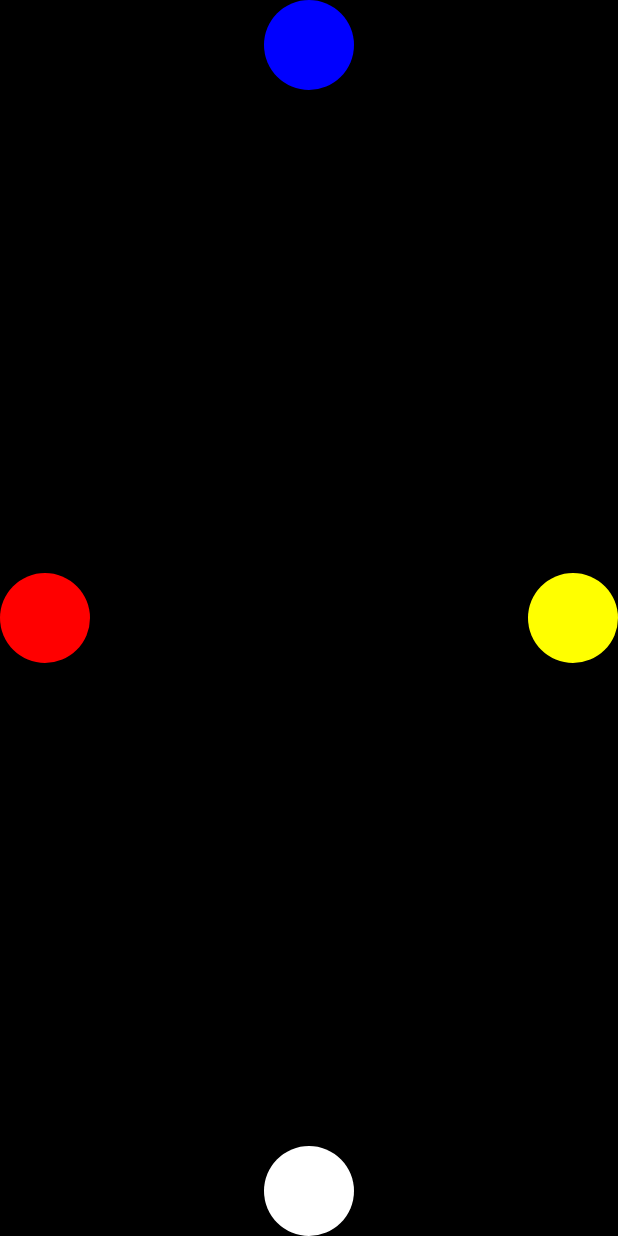
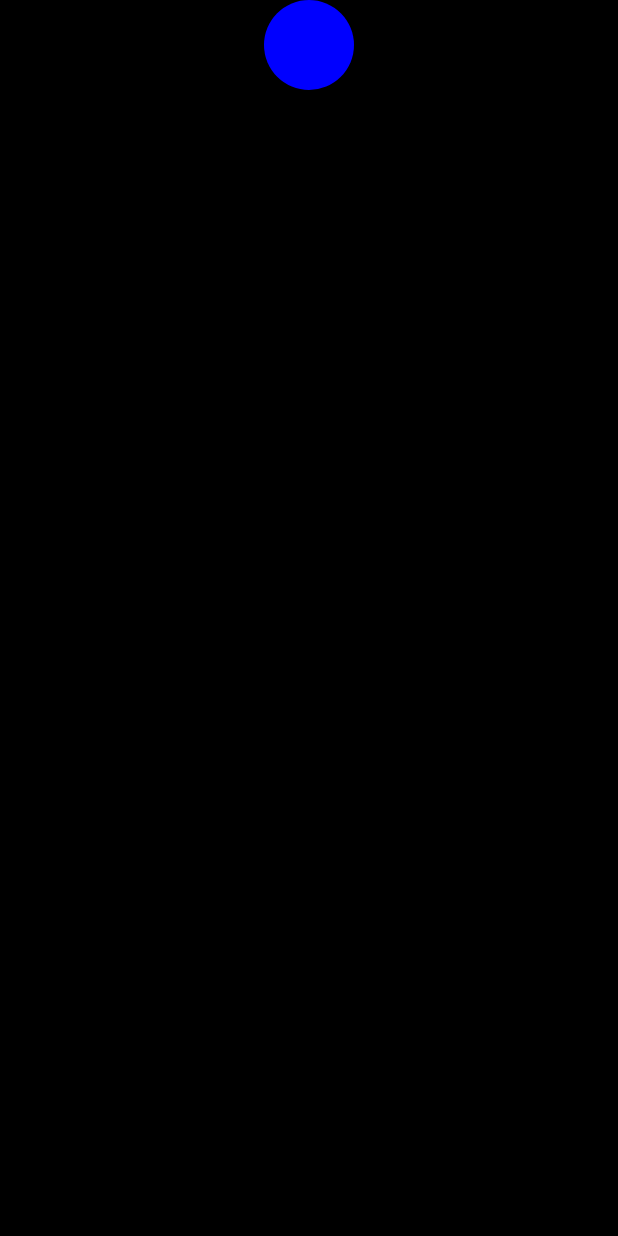
Before and after one commit to S00227414/MADGame, an Android app: the PlayGameActivity screen opened directly, with no data from a screen before it, on a phone screen of 412 x 824 dp. Run offline under Robolectric (Android 15) with nearby library versions, the phone set to English and light mode, and no system bars.

Commit message:
Circular buttons displaying in set order. Need to randomise

```diff
--- a/app/src/main/java/com/example/madgame/PlayGameActivity.java
+++ b/app/src/main/java/com/example/madgame/PlayGameActivity.java
@@ -2,15 +2,66 @@
 package com.example.madgame;
 
 import android.os.Bundle;
+import android.os.Handler;
+import android.view.View;
+import android.widget.Button;
 import androidx.appcompat.app.AppCompatActivity;
 
+import java.util.ArrayList;
+import java.util.List;
+
 public class PlayGameActivity extends AppCompatActivity {
+
+    private List<Button> buttons;
+    private int currentButtonIndex = 0;
 
     @Override
     protected void onCreate(Bundle savedInstanceState) {
         super.onCreate(savedInstanceState);
         setContentView(R.layout.play_game);
 
-        // Any additional setup for this activity can be done here
+        // Initialize buttons
+        Button colorTop = findViewById(R.id.colorTop);
+        Button colorLeft = findViewById(R.id.colorLeft);
+        Button colorRight = findViewById(R.id.colorRight);
+        Button colorBottom = findViewById(R.id.colorBottom);
+
+        // Store buttons in a list
+        buttons = new ArrayList<>();
+        buttons.add(colorTop);
+        buttons.add(colorLeft);
+        buttons.add(colorRight);
+        buttons.add(colorBottom);
+
+        // Display colors sequentially
+        displayColors();
+    }
+
+    private void displayColors() {
+        final Handler handler = new Handler();
+        final int delay = 1000; // Adjust the delay between displaying buttons (in milliseconds)
+        final int showDuration = 500; // Duration to show each button (in milliseconds)
+
+        handler.postDelayed(new Runnable() {
+            @Override
+            public void run() {
+                if (currentButtonIndex < buttons.size()) {
+                    hideAllButtons();
+                    showButton(currentButtonIndex);
+                    currentButtonIndex++;
+                    handler.postDelayed(this, delay + showDuration);
+                }
+            }
+        }, delay);
+    }
+
+    private void hideAllButtons() {
+        for (Button button : buttons) {
+            button.setVisibility(View.INVISIBLE); // Hide buttons
+        }
+    }
+
+    private void showButton(int index) {
+        buttons.get(index).setVisibility(View.VISIBLE); // Show the button
     }
 }
```
